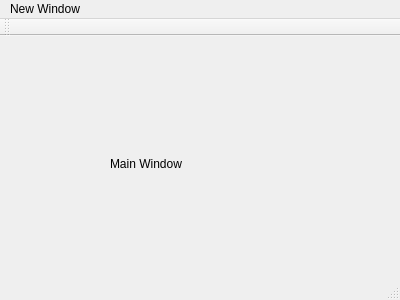
The window that windows/mainwindow.ui (FoxFAQ/QtExamples) describes before a commit, drawn with Qt 5.
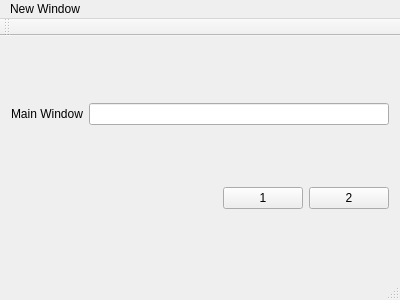
The same window after the commit.

Commit message: Layouts Tabs Buddies

Diff of the .ui file:
```diff
--- a/windows/mainwindow.ui
+++ b/windows/mainwindow.ui
@@ -14,19 +14,53 @@
    <string>MainWindow</string>
   </property>
   <widget class="QWidget" name="centralWidget">
-   <widget class="QLabel" name="label">
-    <property name="geometry">
-     <rect>
-      <x>110</x>
-      <y>120</y>
-      <width>161</width>
-      <height>16</height>
-     </rect>
-    </property>
-    <property name="text">
-     <string>Main Window</string>
-    </property>
-   </widget>
+   <layout class="QGridLayout" name="gridLayout">
+    <item row="0" column="0">
+     <layout class="QHBoxLayout" name="horizontalLayout">
+      <item>
+       <widget class="QLabel" name="label">
+        <property name="text">
+         <string>Main Window</string>
+        </property>
+       </widget>
+      </item>
+      <item>
+       <widget class="QLineEdit" name="lineEdit"/>
+      </item>
+     </layout>
+    </item>
+    <item row="1" column="0">
+     <layout class="QHBoxLayout" name="horizontalLayout_2">
+      <item>
+       <spacer name="horizontalSpacer">
+        <property name="orientation">
+         <enum>Qt::Horizontal</enum>
+        </property>
+        <property name="sizeHint" stdset="0">
+         <size>
+          <width>40</width>
+          <height>20</height>
+         </size>
+        </property>
+       </spacer>
+      </item>
+      <item>
+       <widget class="QPushButton" name="pushButton">
+        <property name="text">
+         <string>1</string>
+        </property>
+       </widget>
+      </item>
+      <item>
+       <widget class="QPushButton" name="pushButton_2">
+        <property name="text">
+         <string>2</string>
+        </property>
+       </widget>
+      </item>
+     </layout>
+    </item>
+   </layout>
   </widget>
   <widget class="QMenuBar" name="menuBar">
    <property name="geometry">
```
Left out of the diff: 24 changed lines with no effect on the pictures.
